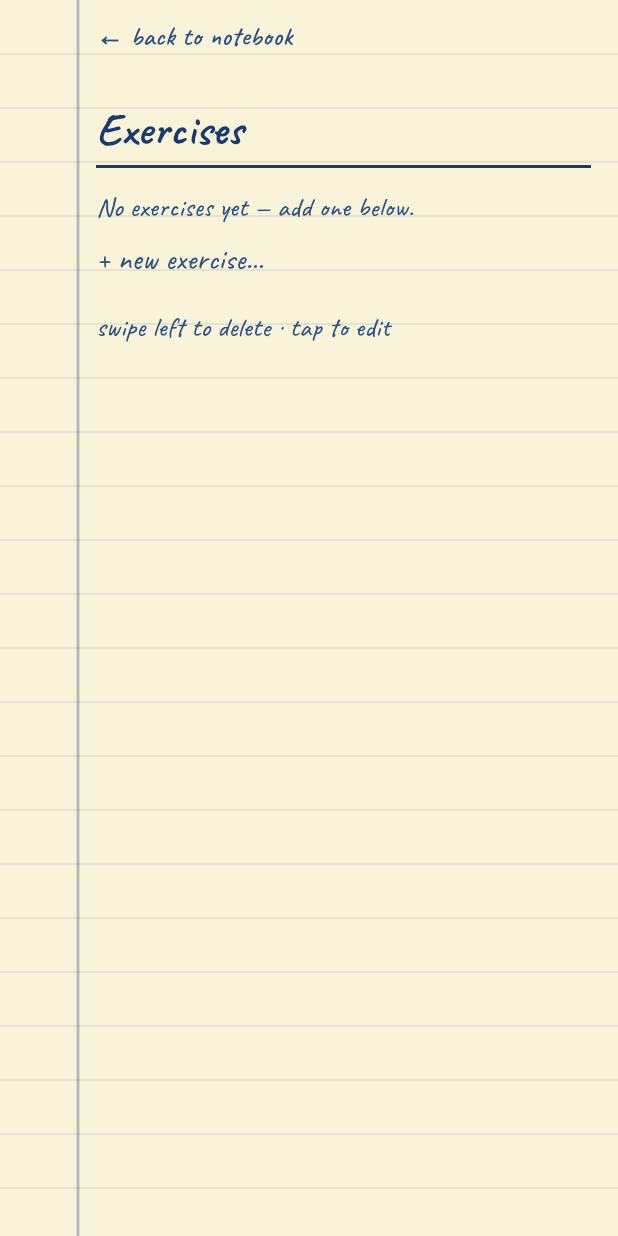
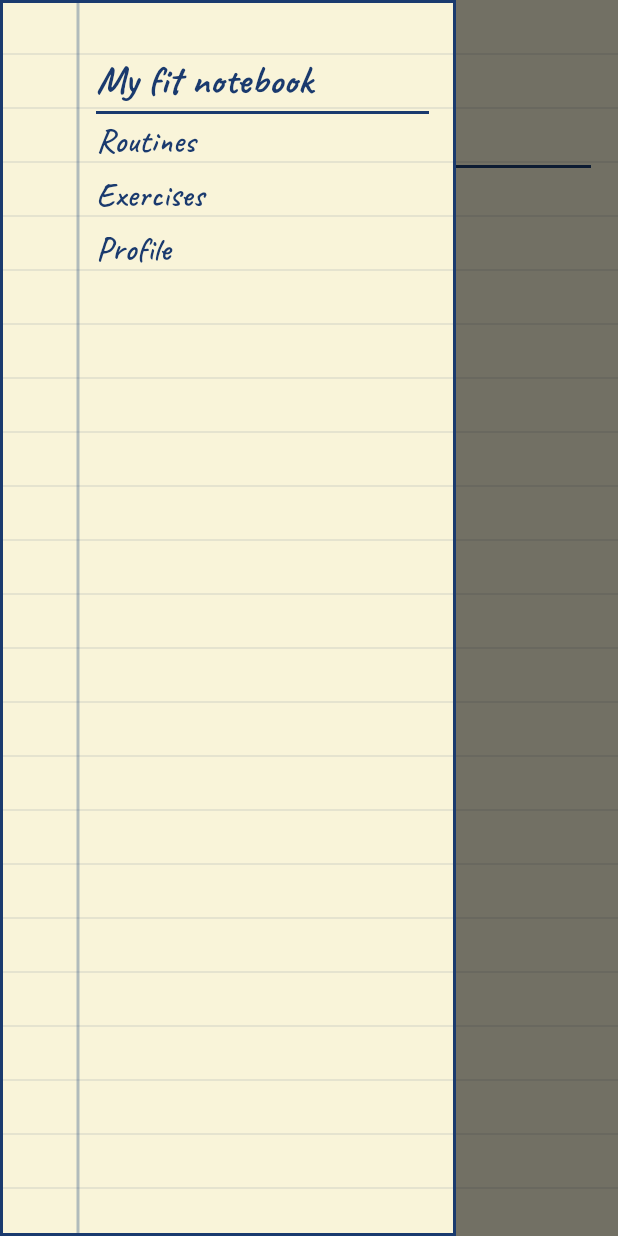
Before and after one commit to eugene-chekan/my_fit_notebook_mobile, a Flutter app: the ExercisesScreen screen opened directly, with the side drawer open (before the commit the screen has no drawer), on a phone screen of 412 x 824 dp. Run offline on Flutter 3.47's test engine with Material 3 defaults, Android fonts, the phone set to English and light mode, and no system bars; our stand-ins replace sqflite; accounts and stored records are empty.

Commit message:
Make the hamburger menu and sidebar reachable from every screen
Extracts the drawer into a shared, self-contained NotebookDrawer widget
(no per-screen callbacks to wire) and adds it — plus the ≡ margin glyph
that opens it — to every screen: Routines, Exercises, Profile, the
workout screen, and Manage routine. Previously only the dashboard had it.

Each drawer item pops the navigation stack back to the dashboard (the
app's single root route) and then pushes the chosen section, so the
sidebar always jumps to a top-level destination rather than stacking on
top of wherever the user happened to be — tapping "Exercises" from deep
inside Manage routine, for instance, lands cleanly on the Exercises
screen instead of piling up the back stack.

Since navigation can now originate from any screen, the dashboard can no
longer rely on awaiting its own push to know when to refresh. It
subscribes to a shared RouteObserver instead and reloads on didPopNext,
so its stats and calendar are always fresh when it reappears regardless
of how the user got back to it.

```diff
--- a/lib/main.dart
+++ b/lib/main.dart
@@ -1,5 +1,6 @@
 import 'package:flutter/material.dart';
 
+import 'route_observer.dart';
 import 'screens/dashboard_screen.dart';
 import 'theme/notebook_theme.dart';
 
@@ -16,6 +17,7 @@ class MyFitNotebookApp extends StatelessWidget {
       title: 'My Fit Notebook',
       debugShowCheckedModeBanner: false,
       theme: NotebookTheme.light,
+      navigatorObservers: [appRouteObserver],
       home: const DashboardScreen(),
     );
   }
--- /dev/null
+++ b/lib/route_observer.dart
@@ -0,0 +1,8 @@
+import 'package:flutter/widgets.dart';
+
+/// Shared observer so a screen can react to "I've become visible again"
+/// after a route pushed above it is popped — used by the dashboard to
+/// refresh its stats/calendar no matter how the user got back to it,
+/// including cross-navigation via the sidebar from a deep screen (which
+/// pops several routes at once rather than one at a time).
+final RouteObserver<ModalRoute<void>> appRouteObserver = RouteObserver<ModalRoute<void>>();
--- a/lib/screens/exercises_screen.dart
+++ b/lib/screens/exercises_screen.dart
@@ -7,6 +7,8 @@ import '../data/models/rep_unit.dart';
 import '../state/exercise_catalog_provider.dart';
 import '../theme/notebook_theme.dart';
 import '../utils/formatters.dart';
+import '../widgets/glyph_button.dart';
+import '../widgets/notebook_drawer.dart';
 import '../widgets/notebook_header.dart';
 import '../widgets/notebook_page.dart';
 import '../widgets/paper_dialog.dart';
@@ -24,6 +26,7 @@ class ExercisesScreen extends StatefulWidget {
 
 class _ExercisesScreenState extends State<ExercisesScreen> {
   late final ExerciseCatalogProvider _provider;
+  final _scaffoldKey = GlobalKey<ScaffoldState>();
 
   @override
   void initState() {
@@ -110,8 +113,16 @@ class _ExercisesScreenState extends State<ExercisesScreen> {
     return ChangeNotifierProvider.value(
       value: _provider,
       child: Scaffold(
+        key: _scaffoldKey,
+        drawer: const NotebookDrawer(),
         body: SafeArea(
           child: NotebookPage(
+            marginChild: GlyphButton(
+              glyph: '≡',
+              size: 26,
+              semanticLabel: 'Menu',
+              onTap: () => _scaffoldKey.currentState?.openDrawer(),
+            ),
             child: Consumer<ExerciseCatalogProvider>(
               builder: (context, provider, _) {
                 if (provider.loading) {
--- /dev/null
+++ b/lib/widgets/notebook_drawer.dart
@@ -0,0 +1,95 @@
+import 'package:flutter/material.dart';
+
+import '../screens/exercises_screen.dart';
+import '../screens/profile_screen.dart';
+import '../screens/routines_screen.dart';
+import '../theme/notebook_theme.dart';
+import 'notebook_page.dart';
+
+/// The side menu, reachable from every screen. Self-contained — no
+/// callbacks to wire up per screen. Each item pops the navigation stack
+/// back to the dashboard (the app's single root route), then pushes the
+/// chosen section, so the sidebar always jumps to a top-level destination
+/// rather than stacking on top of wherever the user happened to be.
+class NotebookDrawer extends StatelessWidget {
+  const NotebookDrawer({super.key});
+
+  void _go(BuildContext context, WidgetBuilder? builder) {
+    final navigator = Navigator.of(context);
+    Scaffold.of(context).closeDrawer();
+    navigator.popUntil((route) => route.isFirst);
+    if (builder != null) {
+      navigator.push(MaterialPageRoute(builder: builder));
+    }
+  }
+
+  @override
+  Widget build(BuildContext context) {
+    return Drawer(
+      backgroundColor: NotebookColors.paper,
+      shape: const RoundedRectangleBorder(
+        side: BorderSide(color: NotebookColors.ink, width: 2),
+      ),
+      child: CustomPaint(
+        painter: const RuledPaperPainter(),
+        child: SafeArea(
+          child: Padding(
+            padding: const EdgeInsets.fromLTRB(64, 4, 18, 16),
+            child: Column(
+              crossAxisAlignment: CrossAxisAlignment.stretch,
+              children: [
+                InkWell(
+                  onTap: () => _go(context, null),
+                  child: Container(
+                    height: 2 * kNotebookLine,
+                    alignment: Alignment.bottomLeft,
+                    decoration: const BoxDecoration(
+                      border: Border(
+                        bottom: BorderSide(color: NotebookColors.ink, width: 2),
+                      ),
+                    ),
+                    padding: const EdgeInsets.only(bottom: 2),
+                    child: const Text(
+                      'My fit notebook',
+                      style: TextStyle(
+                        fontFamily: 'Caveat',
+                        fontSize: 26,
+                        fontWeight: FontWeight.w700,
+                        color: NotebookColors.ink,
+                      ),
+                    ),
+                  ),
+                ),
+                _line(context, 'Routines', (_) => const RoutinesScreen()),
+                _line(context, 'Exercises', (_) => const ExercisesScreen()),
+                _line(context, 'Profile', (_) => const ProfileScreen()),
+              ],
+            ),
+          ),
+        ),
+      ),
+    );
+  }
+
+  Widget _line(BuildContext context, String label, WidgetBuilder builder) {
+    return SizedBox(
+      height: kNotebookLine,
+      child: InkWell(
+        onTap: () => _go(context, builder),
+        child: Container(
+          alignment: Alignment.bottomLeft,
+          padding: const EdgeInsets.only(bottom: 3),
+          child: Text(
+            label,
+            style: const TextStyle(
+              fontFamily: 'Caveat',
+              fontSize: 22,
+              fontWeight: FontWeight.w600,
+              color: NotebookColors.ink,
+            ),
+          ),
+        ),
+      ),
+    );
+  }
+}
```
Also changed, not shown: lib/screens/dashboard_screen.dart (+20 -113 lines), lib/screens/manage_routine_screen.dart (+10 -0 lines), lib/screens/profile_screen.dart (+10 -0 lines), lib/screens/routine_screen.dart (+10 -0 lines), lib/screens/routines_screen.dart (+10 -0 lines).
